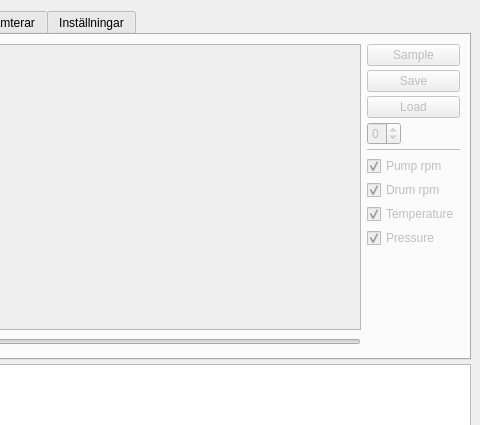
Qt form AppUI.ui (Snoozerworks/pg-winch-pc) before a commit; both pictures show x 120 to 600 and y 0 to 425 of the 600 by 570 pixel window.
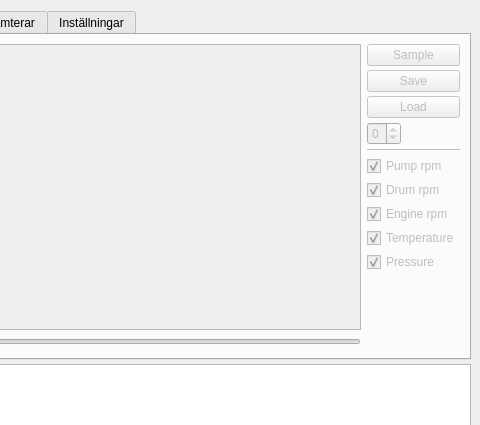
The same form after that commit. The open tabs and pages were chosen to show the change. Custom widgets are drawn as their Qt base class.

Commit message: Engine speed added to a sample. Read and plot it. Engine speed is mapped 1:1, i.e raw data is used.

Diff of the .ui file:
```diff
--- a/AppUI.ui
+++ b/AppUI.ui
@@ -82,7 +82,7 @@
          </layout>
         </item>
         <item>
-         <layout class="QVBoxLayout" name="verticalLayout_2" stretch="0,0,0,0,0,0,0,0,1">
+         <layout class="QVBoxLayout" name="verticalLayout_2" stretch="0,0,0,0,0,0,0,0,0,1">
           <property name="spacing">
            <number>4</number>
           </property>
@@ -168,6 +168,16 @@
             </property>
            </widget>
           </item>
+          <item>
+           <widget class="QCheckBox" name="chk_engine">
+            <property name="text">
+             <string>Engine rpm</string>
+            </property>
+            <property name="checked">
+             <bool>true</bool>
+            </property>
+           </widget>
+          </item>
           <item>
            <widget class="QCheckBox" name="chk_temp">
             <property name="text">
```
The commit also changes 3 other files.
